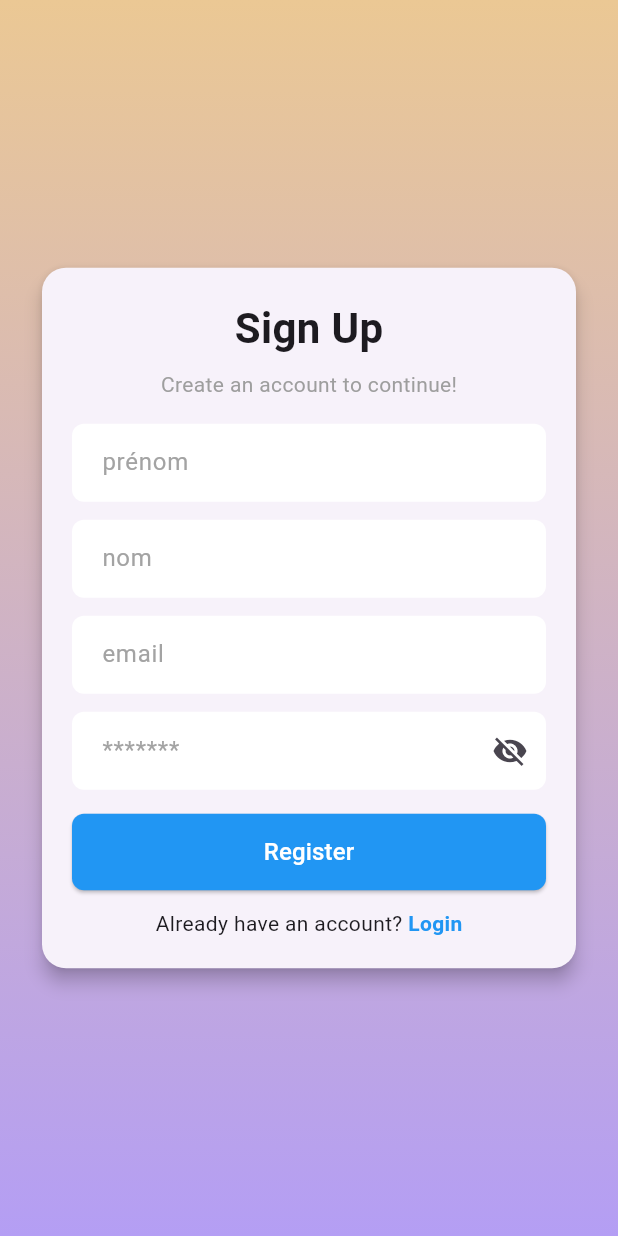
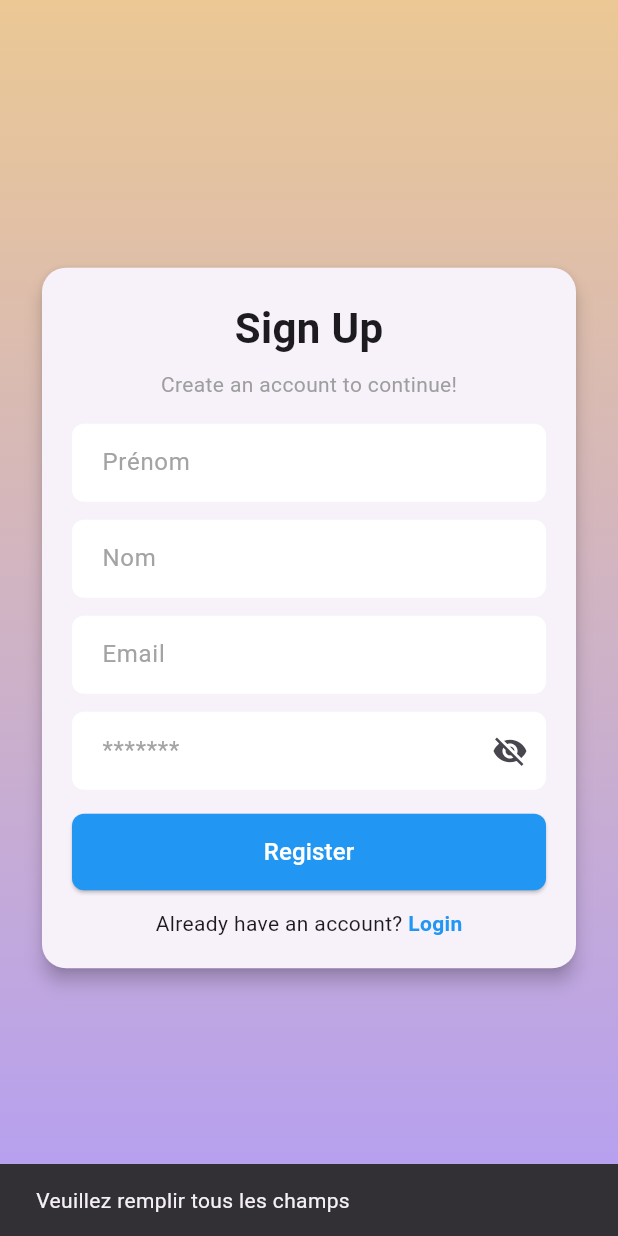
Before and after one commit to HafsaTimenzay/formulaire_app, a Flutter app: the SignUpScreen screen opened directly, after a tap on "Register", on a phone screen of 412 x 824 dp. Run offline on Flutter 3.47's test engine with Material 3 defaults, Android fonts, the phone set to English and light mode, and no system bars.

Commit message:
laste version of the front

```diff
--- a/lib/main.dart
+++ b/lib/main.dart
@@ -1,5 +1,5 @@
 import 'package:flutter/material.dart';
-import './views/welcome_screen.dart';
+import 'views/signup_screen.dart';
 
 void main() {
   runApp(MyApp());
@@ -10,7 +10,7 @@ class MyApp extends StatelessWidget {
   Widget build(BuildContext context) {
     return MaterialApp(
       debugShowCheckedModeBanner: false,
-      home: WelcomeScreen(),
+      home: SignUpScreen(),
     );
   }
 }
--- a/lib/views/signup_screen.dart
+++ b/lib/views/signup_screen.dart
@@ -1,20 +1,38 @@
 import 'package:flutter/material.dart';
+import 'welcome_screen.dart';
 
-void main() {
-  runApp(MyApp());
+class SignUpScreen extends StatefulWidget {
+  @override
+  _SignUpScreenState createState() => _SignUpScreenState();
 }
 
-class MyApp extends StatelessWidget {
-  @override
-  Widget build(BuildContext context) {
-    return MaterialApp(
-      debugShowCheckedModeBanner: false,
-      home: SignUpScreen(),
-    );
+class _SignUpScreenState extends State<SignUpScreen> {
+  final TextEditingController prenomController = TextEditingController();
+  final TextEditingController nomController = TextEditingController();
+  final TextEditingController emailController = TextEditingController();
+  final TextEditingController passwordController = TextEditingController();
+
+  void _register() {
+    String prenom = prenomController.text.trim();
+    String nom = nomController.text.trim();
+
+    if (prenom.isNotEmpty && nom.isNotEmpty) {
+      print("Prénom: $prenom, Nom: $nom, Email: ${emailController.text}");
+
+      // ✅ Aller vers la page d'accueil avec les infos
+      Navigator.push(
+        context,
+        MaterialPageRoute(
+          builder: (context) => WelcomeScreen(prenom: prenom, nom: nom),
+        ),
+      );
+    } else {
+      ScaffoldMessenger.of(context).showSnackBar(
+        SnackBar(content: Text("Veuillez remplir tous les champs")),
+      );
+    }
   }
-}
 
-class SignUpScreen extends StatelessWidget {
   @override
   Widget build(BuildContext context) {
     return Scaffold(
@@ -23,7 +41,7 @@ class SignUpScreen extends StatelessWidget {
         height: double.infinity,
         decoration: BoxDecoration(
           gradient: LinearGradient(
-            colors: [Color(0xFFEBC894), Color(0xFFB49EF4)], // Dégradé
+            colors: [Color(0xFFEBC894), Color(0xFFB49EF4)],
             begin: Alignment.topCenter,
             end: Alignment.bottomCenter,
           ),
@@ -31,7 +49,7 @@ class SignUpScreen extends StatelessWidget {
         child: Center(
           child: Padding(
             padding: const EdgeInsets.symmetric(horizontal: 24.0),
-            child: SingleChildScrollView( // Ajout pour éviter l'overflow
+            child: SingleChildScrollView(
               child: Card(
                 shape: RoundedRectangleBorder(
                   borderRadius: BorderRadius.circular(16),
@@ -55,16 +73,16 @@ class SignUpScreen extends StatelessWidget {
                         style: TextStyle(color: Colors.grey),
                       ),
                       SizedBox(height: 16),
-                      _buildTextField("prénom"),
+                      _buildTextField("Prénom", prenomController),
                       SizedBox(height: 12),
-                      _buildTextField("nom"),
+                      _buildTextField("Nom", nomController),
                       SizedBox(height: 12),
-                      _buildTextField("email"),
+                      _buildTextField("Email", emailController),
                       SizedBox(height: 12),
-                      _buildPasswordField("*******"),
+                      _buildPasswordField("*******", passwordController),
                       SizedBox(height: 16),
                       ElevatedButton(
-                        onPressed: () {},
+                        onPressed: _register, // ✅ Appelle la fonction de validation
                         style: ElevatedButton.styleFrom(
                           backgroundColor: Colors.blue,
                           padding: EdgeInsets.symmetric(vertical: 14),
@@ -85,11 +103,13 @@ class SignUpScreen extends StatelessWidget {
                         children: [
                           Text("Already have an account? "),
                           GestureDetector(
-                            onTap: () {},
+                            onTap: () {}, // À ajouter plus tard
                             child: Text(
                               "Login",
                               style: TextStyle(
-                                  color: Colors.blue, fontWeight: FontWeight.bold),
+                                color: Colors.blue,
+                                fontWeight: FontWeight.bold,
+                              ),
                             ),
                           ),
                         ],
@@ -105,11 +125,12 @@ class SignUpScreen extends StatelessWidget {
     );
   }
 
-  Widget _buildTextField(String hint) {
+  Widget _buildTextField(String hint, TextEditingController controller) {
     return TextField(
+      controller: controller,
       decoration: InputDecoration(
         hintText: hint,
-        hintStyle: TextStyle(color: Color(0xFFA3A3A3)), // Couleur du hint
+        hintStyle: TextStyle(color: Color(0xFFA3A3A3)),
         filled: true,
         fillColor: Colors.white,
         border: OutlineInputBorder(
@@ -121,12 +142,13 @@ class SignUpScreen extends StatelessWidget {
     );
   }
 
-  Widget _buildPasswordField(String hint) {
+  Widget _buildPasswordField(String hint, TextEditingController controller) {
     return TextField(
+      controller: controller,
       obscureText: true,
       decoration: InputDecoration(
         hintText: hint,
-        hintStyle: TextStyle(color: Color(0xFFA3A3A3)), // Couleur du hint
+        hintStyle: TextStyle(color: Color(0xFFA3A3A3)),
         filled: true,
         fillColor: Colors.white,
         border: OutlineInputBorder(
```
Also changed, not shown: lib/views/welcome_screen.dart (+9 -4 lines).
